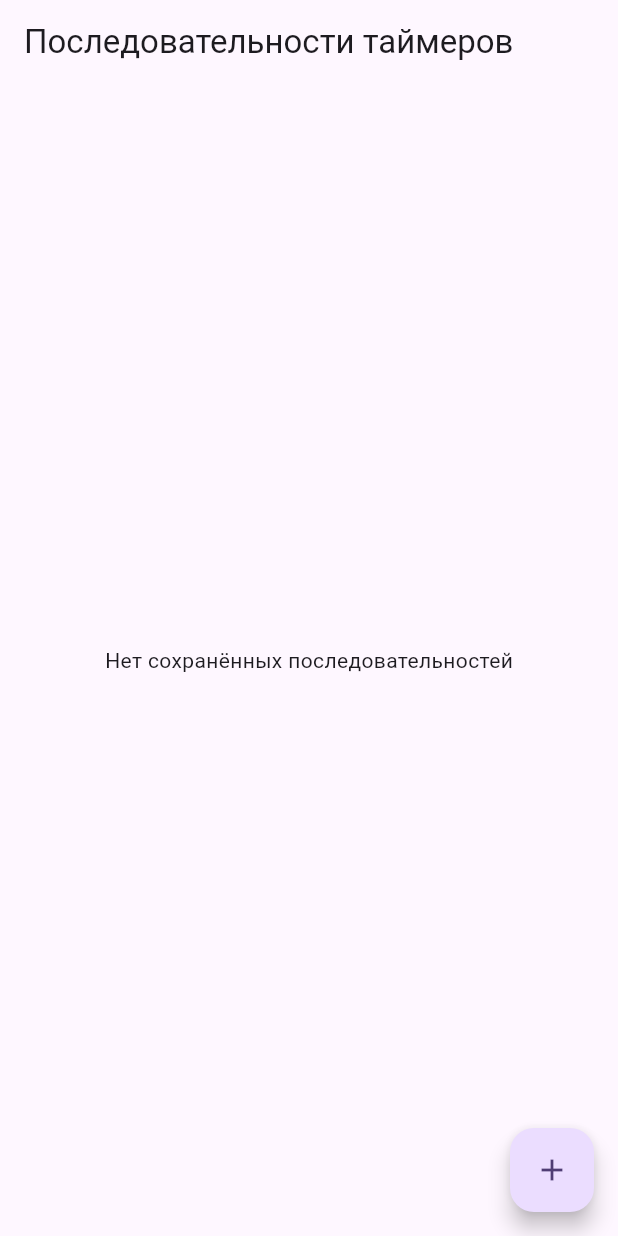
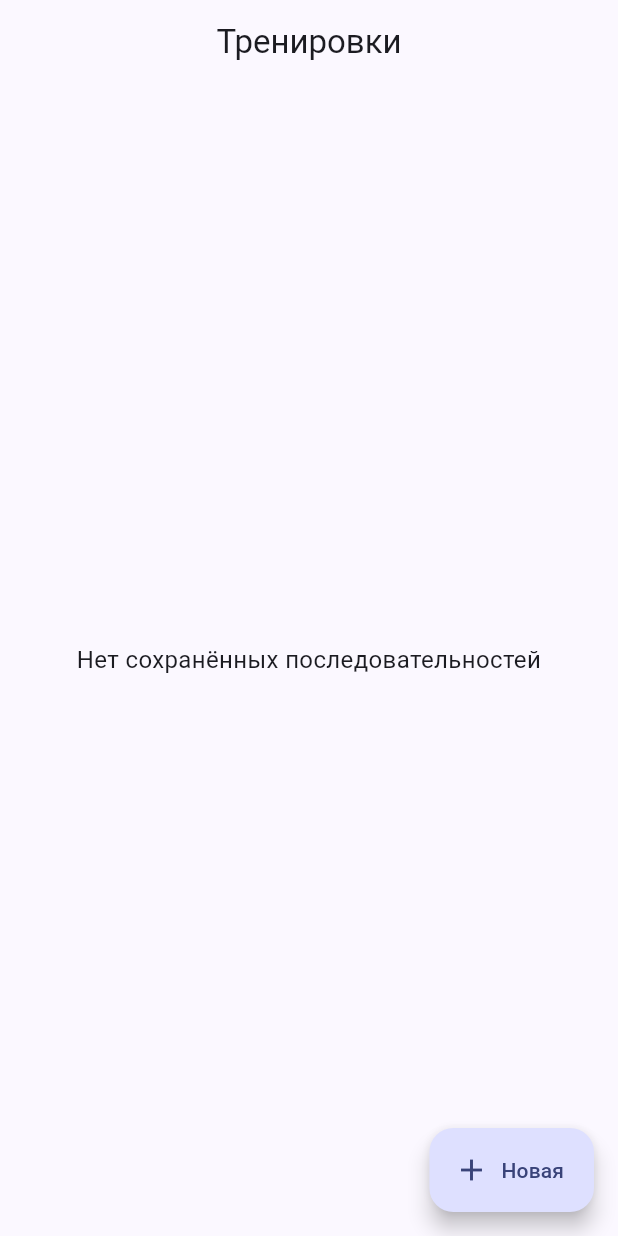
Before and after one commit to chiaker/sport_timer, a Flutter app: the screen it shows after launch, on a phone screen of 412 x 824 dp. Run offline on Flutter 3.47's test engine with Material 3 defaults, Android fonts, the light colour scheme and no system bars; our stand-ins replace hive, hive_flutter, wakelock_plus; accounts and stored records are empty.

Commit message:
slightly improved UI

```diff
--- a/lib/main.dart
+++ b/lib/main.dart
@@ -15,10 +15,22 @@ class STimerApp extends StatelessWidget {
 
   @override
   Widget build(BuildContext context) {
+    final color = Colors.indigo;
     return MaterialApp(
       title: 'S Timer',
       theme: ThemeData(
-        colorScheme: ColorScheme.fromSeed(seedColor: Colors.deepPurple),
+        colorScheme: ColorScheme.fromSeed(seedColor: color),
+        useMaterial3: true,
+        pageTransitionsTheme: const PageTransitionsTheme(
+          builders: {
+            TargetPlatform.android: CupertinoPageTransitionsBuilder(),
+            TargetPlatform.iOS: CupertinoPageTransitionsBuilder(),
+            TargetPlatform.macOS: CupertinoPageTransitionsBuilder(),
+            TargetPlatform.windows: FadeUpwardsPageTransitionsBuilder(),
+            TargetPlatform.linux: FadeUpwardsPageTransitionsBuilder(),
+            TargetPlatform.fuchsia: FadeUpwardsPageTransitionsBuilder(),
+          },
+        ),
       ),
       home: const SequenceListScreen(),
     );
--- a/lib/screens/sequence_list_screen.dart
+++ b/lib/screens/sequence_list_screen.dart
@@ -16,8 +16,14 @@ class _SequenceListScreenState extends State<SequenceListScreen> {
   @override
   Widget build(BuildContext context) {
     return Scaffold(
-      appBar: AppBar(title: const Text('Последовательности таймеров')),
-      body: ValueListenableBuilder(
+      appBar: AppBar(
+        scrolledUnderElevation: 0,
+        title: const Text('Тренировки'),
+        centerTitle: true,
+      ),
+      body: Padding(
+        padding: const EdgeInsets.symmetric(horizontal: 12, vertical: 8),
+        child: ValueListenableBuilder(
           valueListenable: Hive.box<TimerSequence>(
             StorageService.sequencesBoxName,
           ).listenable(),
@@ -25,16 +31,38 @@ class _SequenceListScreenState extends State<SequenceListScreen> {
             final sequences = box.values.toList(growable: false);
             if (sequences.isEmpty) {
               return const Center(
-              child: Text('Нет сохранённых последовательностей'),
+                child: Text(
+                  'Нет сохранённых последовательностей',
+                  textAlign: TextAlign.center,
+                  style: TextStyle(fontSize: 16),
+                ),
               );
             }
             return ListView.separated(
               itemCount: sequences.length,
-            separatorBuilder: (_, __) => const Divider(height: 1),
+              separatorBuilder: (_, __) => const Divider(height: 1, indent: 72),
               itemBuilder: (context, index) {
                 final seq = sequences[index];
                 return ListTile(
-                title: Text(seq.name),
+                  contentPadding: const EdgeInsets.symmetric(
+                    horizontal: 8,
+                    vertical: 4,
+                  ),
+                  leading: CircleAvatar(
+                    backgroundColor: Theme.of(
+                      context,
+                    ).colorScheme.primary.withValues(alpha: 0.15),
+                    child: Text(
+                      '${seq.steps.length}',
+                      style: TextStyle(
+                        color: Theme.of(context).colorScheme.primary,
+                      ),
+                    ),
+                  ),
+                  title: Text(
+                    seq.name,
+                    style: const TextStyle(fontWeight: FontWeight.w600),
+                  ),
                   subtitle: Text(
                     'Шагов: ${seq.steps.length} • Раунды: ${seq.rounds}',
                   ),
@@ -42,7 +70,8 @@ class _SequenceListScreenState extends State<SequenceListScreen> {
                     final result = await Navigator.push(
                       context,
                       MaterialPageRoute(
-                      builder: (_) => EditSequenceScreen(existingSequence: seq),
+                        builder: (_) =>
+                            EditSequenceScreen(existingSequence: seq),
                       ),
                     );
                     if (!context.mounted) return;
@@ -52,11 +81,12 @@ class _SequenceListScreenState extends State<SequenceListScreen> {
                       );
                     }
                   },
-                trailing: Row(
-                  mainAxisSize: MainAxisSize.min,
+                  trailing: Wrap(
+                    spacing: 4,
                     children: [
                       IconButton(
-                      icon: const Icon(Icons.play_arrow),
+                        tooltip: 'Запустить',
+                        icon: const Icon(Icons.play_arrow_rounded),
                         onPressed: () {
                           Navigator.push(
                             context,
@@ -67,7 +97,8 @@ class _SequenceListScreenState extends State<SequenceListScreen> {
                         },
                       ),
                       IconButton(
-                      icon: const Icon(Icons.delete_forever),
+                        tooltip: 'Удалить',
+                        icon: const Icon(Icons.delete_outline_rounded),
                         onPressed: () async {
                           await StorageService.deleteSequence(seq.id);
                         },
@@ -79,7 +110,8 @@ class _SequenceListScreenState extends State<SequenceListScreen> {
             );
           },
         ),
-      floatingActionButton: FloatingActionButton(
+      ),
+      floatingActionButton: FloatingActionButton.extended(
         onPressed: () async {
           final result = await Navigator.push(
             context,
@@ -92,7 +124,8 @@ class _SequenceListScreenState extends State<SequenceListScreen> {
             );
           }
         },
-        child: const Icon(Icons.add),
+        icon: const Icon(Icons.add),
+        label: const Text('Новая'),
       ),
     );
   }
--- /dev/null
+++ b/lib/utils/platform_utils.dart
@@ -0,0 +1,6 @@
+import 'package:flutter/material.dart';
+
+bool isCupertinoPlatform(BuildContext context) {
+  final platform = Theme.of(context).platform;
+  return platform == TargetPlatform.iOS || platform == TargetPlatform.macOS;
+}
```
Also changed, not shown: lib/screens/edit_sequence_screen.dart (+47 -13 lines), lib/screens/run_sequence_screen.dart (+19 -18 lines). Lines whose indentation alone changed are shown as unchanged.
